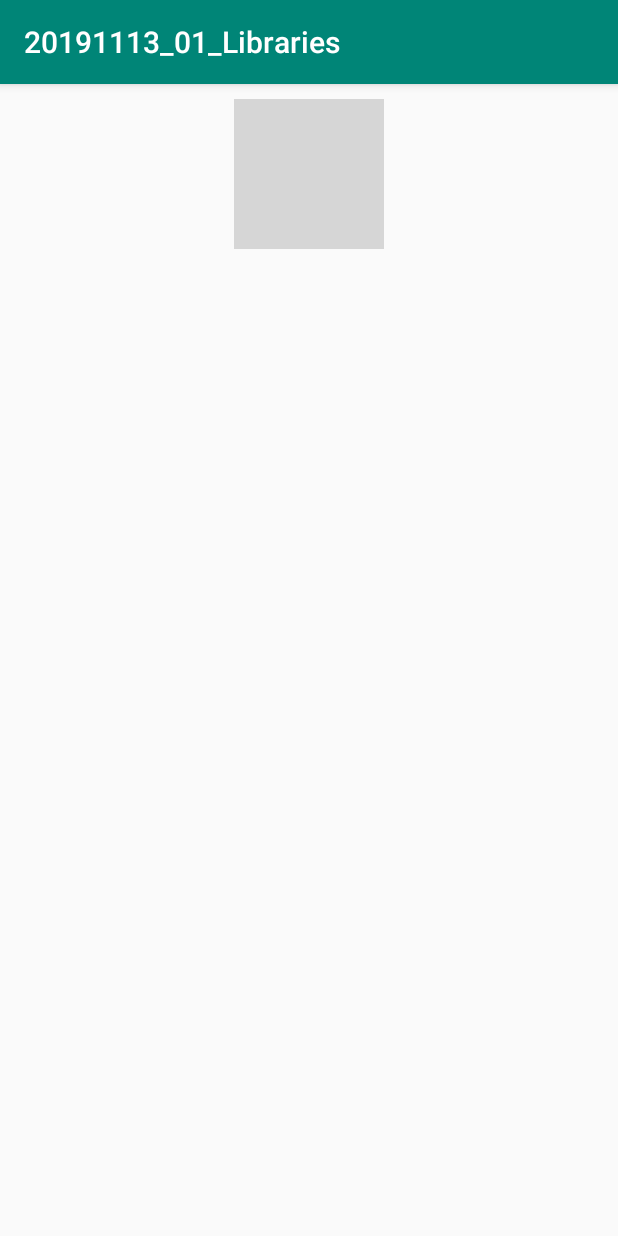
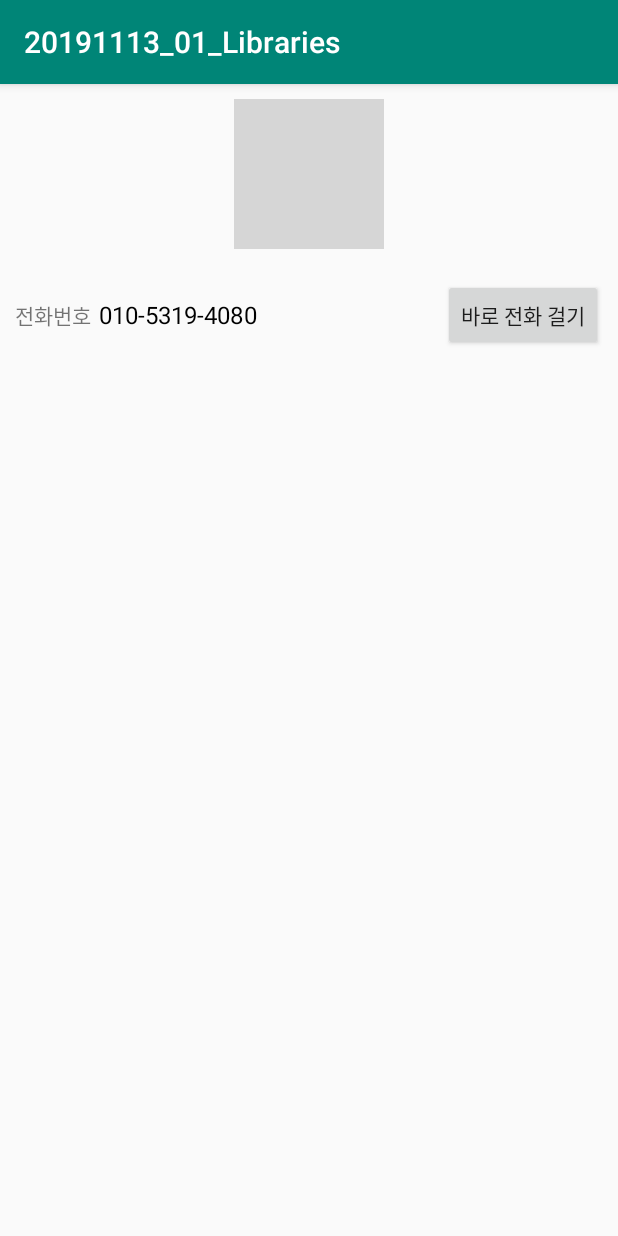
Before and after one commit to Minsung89/20191113_01_Libraries, an Android app: the screen it shows after launch (MainActivity), on a phone screen of 412 x 824 dp. Run offline under Robolectric (Android 15) with nearby library versions, the phone set to English and light mode, and no system bars; our stand-ins replace CircleImageView; libraries missing offline, so code that uses them is left out: com.gun0912.tedpermission; pictures from the network do not load; grey boxes are pictures that could not be loaded.

```diff
--- a/app/build.gradle
+++ b/app/build.gradle
@@ -34,7 +34,7 @@ dependencies {
     implementation 'de.hdodenhof:circleimageview:3.0.1'
     implementation 'com.github.bumptech.glide:glide:4.10.0'
     annotationProcessor 'com.github.bumptech.glide:compiler:4.10.0'
-
+    implementation 'gun0912.ted:tedpermission:2.2.2'
 
     androidTestImplementation 'androidx.test.ext:junit:1.1.1'
     androidTestImplementation 'androidx.test.espresso:espresso-core:3.2.0'
--- a/app/src/main/AndroidManifest.xml
+++ b/app/src/main/AndroidManifest.xml
@@ -3,6 +3,7 @@
     package="com.tjoeum.a20191113_01_libraries">
 
     <uses-permission android:name="android.permission.INTERNET"/>
+    <uses-permission android:name="android.permission.CALL_PHONE"/>
 
     <application
         android:usesCleartextTraffic="true"
--- a/app/src/main/java/com/tjoeum/a20191113_01_libraries/BaseActivity.kt
+++ b/app/src/main/java/com/tjoeum/a20191113_01_libraries/BaseActivity.kt
@@ -1,10 +1,13 @@
 package com.tjoeum.a20191113_01_libraries
 
+import android.content.Context
 import androidx.appcompat.app.AppCompatActivity
 
 abstract class BaseActivity : AppCompatActivity(){
 
-    abstract fun setupEvents()
+    var mContext:Context = this
+
+        abstract fun setupEvents()
 
     abstract fun setValues()
 
--- a/app/src/main/res/layout/activity_main.xml
+++ b/app/src/main/res/layout/activity_main.xml
@@ -22,6 +22,36 @@
             android:src="@mipmap/ic_launcher_round"/>
 
     </LinearLayout>
+    <LinearLayout
+        android:layout_width="match_parent"
+        android:layout_height="wrap_content"
+        android:padding="10dp"
+        android:orientation="horizontal">
+        <TextView
+            android:layout_width="wrap_content"
+            android:layout_height="wrap_content"
+            android:text="전화번호"/>
+        <TextView
+            android:id="@+id/phoneNum"
+            android:layout_width="wrap_content"
+            android:layout_height="wrap_content"
+            android:layout_marginLeft="5dp"
+            android:text="010-5319-4080"
+            android:textColor="#000000"
+            android:textSize="16sp"/>
+
+        <TextView
+            android:layout_width="0dp"
+            android:layout_height="wrap_content"
+            android:layout_weight="1"/>
+
+        <Button
+            android:id="@+id/callBtn"
+            android:layout_width="wrap_content"
+            android:layout_height="wrap_content"
+            android:text="바로 전화 걸기"/>
+
+    </LinearLayout>
 
 
 
```
Also changed, not shown: app/src/main/java/com/tjoeum/a20191113_01_libraries/MainActivity.kt (+35 -1 lines).
